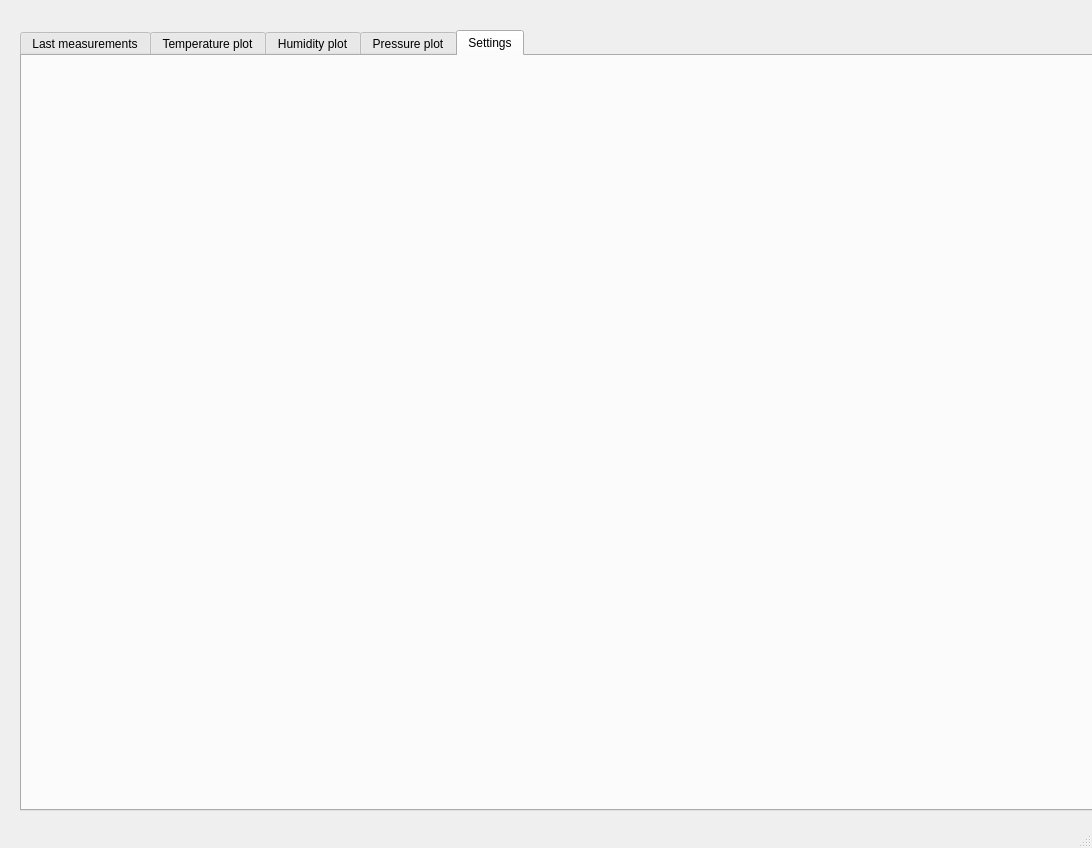
Above: python_app/designer/app_gui.ui from krzysiubera/swaw-project before the change. Below: the same form after it.
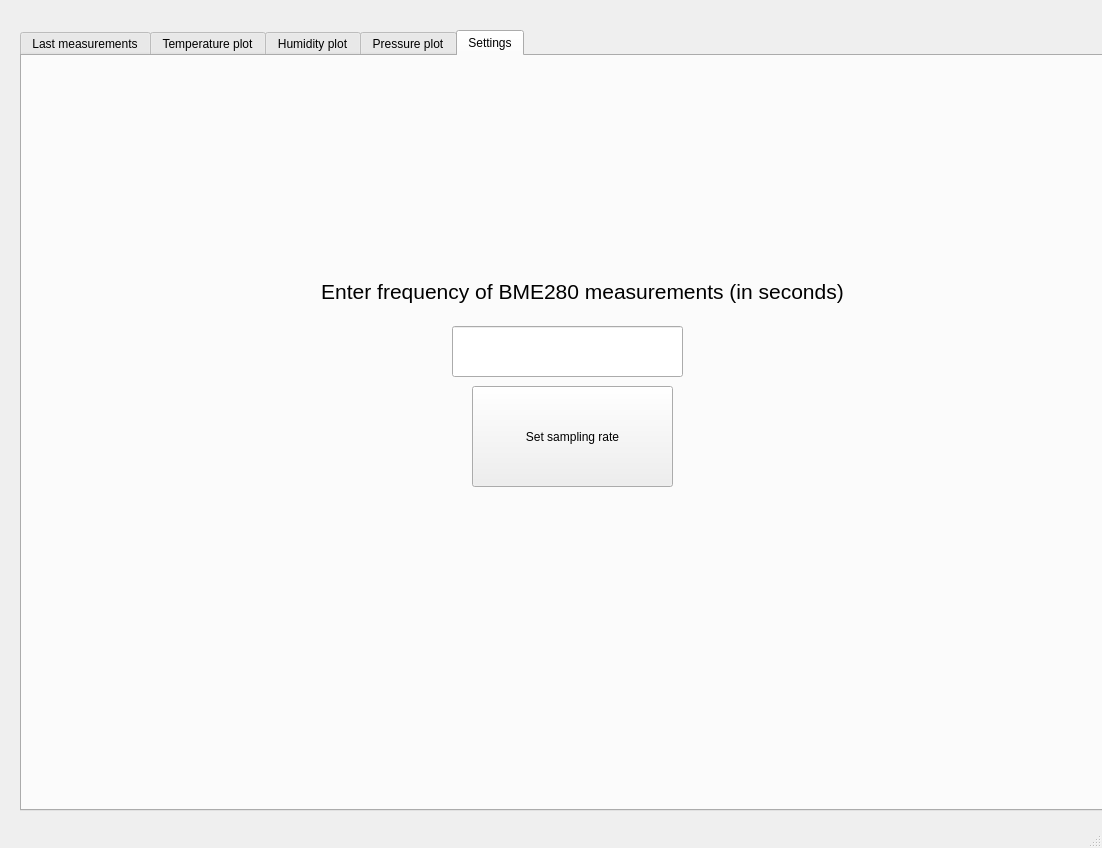
That is the form after the change. The open tabs and pages were chosen to show the change. Custom widgets are drawn as their Qt base class.

Commit message: - add code for setting sampling rate in Python app - add function for showing error message - add confirmation text in STM32 app

Diff of the .ui file:
```diff
--- a/python_app/designer/app_gui.ui
+++ b/python_app/designer/app_gui.ui
@@ -6,7 +6,7 @@
    <rect>
     <x>0</x>
     <y>0</y>
-    <width>1092</width>
+    <width>1102</width>
     <height>848</height>
    </rect>
   </property>
@@ -226,6 +226,71 @@
      <attribute name="title">
       <string>Settings</string>
      </attribute>
+     <widget class="QPushButton" name="sampling_rate_button">
+      <property name="geometry">
+       <rect>
+        <x>450</x>
+        <y>330</y>
+        <width>201</width>
+        <height>101</height>
+       </rect>
+      </property>
+      <property name="text">
+       <string>Set sampling rate</string>
+      </property>
+     </widget>
+     <widget class="QLineEdit" name="sampling_rate_line_edit">
+      <property name="geometry">
+       <rect>
+        <x>430</x>
+        <y>270</y>
+        <width>231</width>
+        <height>51</height>
+       </rect>
+      </property>
+     </widget>
+     <widget class="QLabel" name="sampling_rate_info_label">
+      <property name="geometry">
+       <rect>
+        <x>210</x>
+        <y>210</y>
+        <width>701</width>
+        <height>51</height>
+       </rect>
+      </property>
+      <property name="font">
+       <font>
+        <pointsize>16</pointsize>
+       </font>
+      </property>
+      <property name="text">
+       <string>Enter frequency of BME280 measurements (in seconds)</string>
+      </property>
+      <property name="alignment">
+       <set>Qt::AlignCenter</set>
+      </property>
+     </widget>
+     <widget class="QLabel" name="sampling_rate_set_label">
+      <property name="geometry">
+       <rect>
+        <x>210</x>
+        <y>460</y>
+        <width>701</width>
+        <height>51</height>
+       </rect>
+      </property>
+      <property name="font">
+       <font>
+        <pointsize>16</pointsize>
+       </font>
+      </property>
+      <property name="text">
+       <string/>
+      </property>
+      <property name="alignment">
+       <set>Qt::AlignCenter</set>
+      </property>
+     </widget>
     </widget>
    </widget>
   </widget>
```
Left out of the diff: 4 changed lines with no effect on the pictures. The commit also changes 4 other files.
